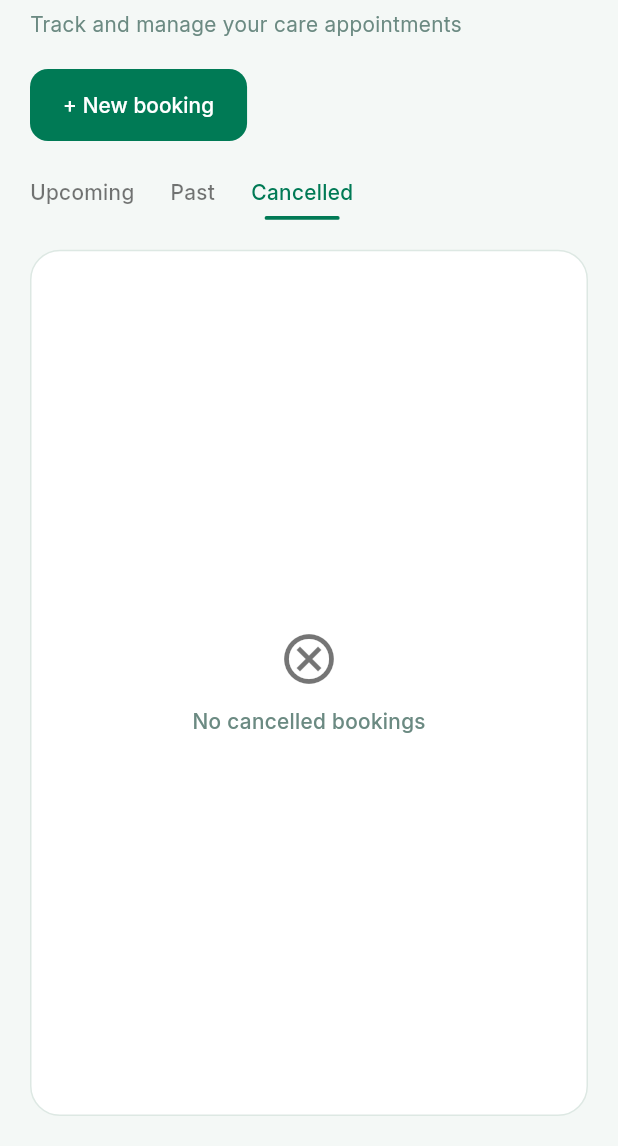
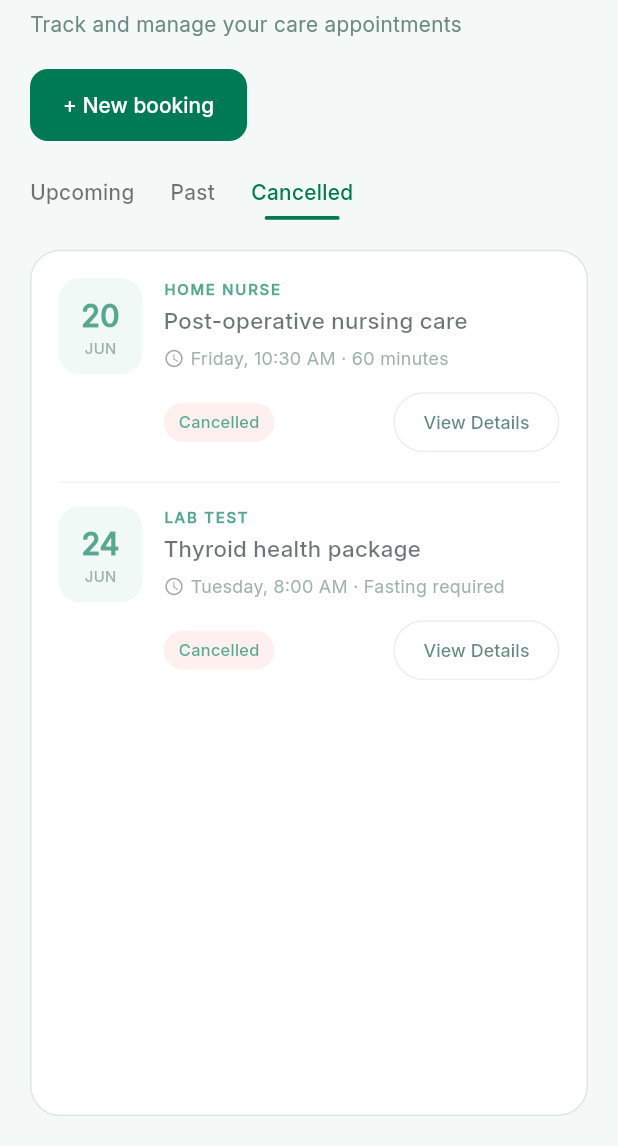
Before and after one commit to kuldeepsre/quickcare, a Flutter app: the BookingsScreen screen opened directly, after a tap on "Past", after a tap on "Cancelled", on a phone screen of 412 x 824 dp, the part 90-1236 px from its top. Run offline on Flutter 3.47's test engine with Material 3 defaults, Android fonts, the phone set to English and light mode, and no system bars; our stand-ins replace cloud_firestore, firebase_core, firebase_messaging, flutter_local_notifications, flutter_secure_storage, geocoding and 6 more; accounts and stored records are empty.

Commit message:
add canceled and past booking

```diff
--- a/lib/Care/Screens/auth/PhoneLoginScreen.dart
+++ b/lib/Care/Screens/auth/PhoneLoginScreen.dart
@@ -1,6 +1,8 @@
 import 'package:flutter/material.dart';
 import 'package:flutter/services.dart';
 import 'package:patientapp/Care/Screens/auth/otp_verification_screen.dart';
+import 'package:patientapp/Care/dialog/app_loader.dart';
+import 'package:patientapp/Care/provider/Phone_Auth_Provider.dart';
 import 'package:patientapp/utils/AppColors.dart';
 import 'package:patientapp/utils/constants.dart';
 
@@ -67,7 +69,9 @@ class PhoneLoginScreen extends StatelessWidget {
           ),
         ],
       ),*/
-      body: Padding(
+      body: Consumer<PhoneAuthProvider>(
+        builder: (context,provider,child) {
+          return Padding(
             padding: const EdgeInsets.all(24.0),
             child: Form(
               key: _formKey,
@@ -160,10 +164,20 @@ class PhoneLoginScreen extends StatelessWidget {
                   SizedBox(
                     width: double.infinity,
                     child: ElevatedButton(
-                  onPressed: () {
+                      onPressed:provider.isloading?null: ()  async {
                         if (_formKey.currentState!.validate()) {
+                          await provider.postPhone(phoneNo: phoneController.text.trim());
+                          if(!context.mounted) return;
+                          if(provider.loginResponse?.phoneNo!=null&& provider.error==null){
                             Constants.phoneNo=phoneController.text.trim();
                             AppRoute.to(context, const OtpVerificationScreen());
+                          }
+
+                          if(provider.error!=null){
+                            Constants.phoneNo=phoneController.text.trim();
+                            AppRoute.to(context, const OtpVerificationScreen());
+                          }
+
                         }
 
                       },
@@ -174,7 +188,7 @@ class PhoneLoginScreen extends StatelessWidget {
                         shape: RoundedRectangleBorder(borderRadius: BorderRadius.circular(12)),
                         elevation: 0,
                       ),
-                  child: Text(
+                      child:provider.isloading?AppLoader():Text(
                         langProvider.translate('continueBtn'),
                         style: const TextStyle(fontSize: 15, fontWeight: FontWeight.bold),
                       ),
@@ -184,6 +198,8 @@ class PhoneLoginScreen extends StatelessWidget {
                 ],
               ),
             ),
+          );
+        }
       ),
     );
   }
--- a/lib/Care/Screens/home_book_ambulance.dart
+++ b/lib/Care/Screens/home_book_ambulance.dart
@@ -9,7 +9,6 @@ class BookAmbulance extends StatefulWidget {
   @override
   State<BookAmbulance> createState() => _BookAmbulanceState();
 }
-
 class _BookAmbulanceState extends State<BookAmbulance> {
   @override
   Widget build(BuildContext context) {
--- a/lib/Care/Screens/hometab/BookingsScreen.dart
+++ b/lib/Care/Screens/hometab/BookingsScreen.dart
@@ -1,4 +1,3 @@
-import 'package:flutter/cupertino.dart';
 import 'package:flutter/material.dart';
 import 'package:patientapp/Care/model/Booking.dart';
 import 'package:patientapp/Care/provider/booking_provider.dart';
@@ -9,18 +8,12 @@ import 'package:patientapp/utils/AppColors.dart';
 import 'package:patientapp/utils/constants.dart';
 import 'package:provider/provider.dart';
 
-import '../../provider/LanguageProvider.dart';
-
-// --- MY BOOKINGS SCREEN ---
-import 'package:flutter/material.dart';
 
 class BookingsScreen extends StatefulWidget {
   const BookingsScreen({super.key});
-
   @override
   State<BookingsScreen> createState() => _BookingsScreenState();
 }
-
 class _BookingsScreenState extends State<BookingsScreen> {
   int selectedTab = 0;
   final tabs = ['Upcoming', 'Past', 'Cancelled'];
@@ -48,10 +41,10 @@ class _BookingsScreenState extends State<BookingsScreen> {
                 'Track and manage your care appointments',
                 style: TextStyle(fontSize: 14, color: AppColors.textGrey),
               ),
-
               const SizedBox(height: 20),
               ElevatedButton(
-                onPressed: () =>showDialog(
+                onPressed: () =>
+                    showDialog(
                       context: context,
                       builder: (context) {
                         Constants.booking_heading = "bookAmbulance";
@@ -61,21 +54,22 @@ class _BookingsScreenState extends State<BookingsScreen> {
                 style: ElevatedButton.styleFrom(
                   backgroundColor: AppColors.primary,
                   foregroundColor: Colors.white,
-                  padding: const EdgeInsets.symmetric(horizontal: 22, vertical: 14),
-                  shape: RoundedRectangleBorder(borderRadius: BorderRadius.circular(12)),
+                  padding: const EdgeInsets.symmetric(
+                      horizontal: 22, vertical: 14),
+                  shape: RoundedRectangleBorder(
+                      borderRadius: BorderRadius.circular(12)),
                   elevation: 0,
                 ),
-                child: const Text('+ New booking', style: TextStyle(fontWeight: FontWeight.w600)),
+                child: const Text('+ New booking',
+                    style: TextStyle(fontWeight: FontWeight.w600)),
               ),
               const SizedBox(height: 24),
-
-              // DYNAMIC TABS - YOUR REQUEST
+              // TABS
               Row(
                 children: List.generate(tabs.length, (index) {
                   return Padding(
                     padding: EdgeInsets.only(
-                      right: index < tabs.length - 1 ? 24 : 0,
-                    ),
+                        right: index < tabs.length - 1 ? 24 : 0),
                     child: CustomTab(
                       label: tabs[index],
                       active: selectedTab == index,
@@ -93,55 +87,188 @@ class _BookingsScreenState extends State<BookingsScreen> {
     );
   }
 
+  // ========== MAIN SWITCHER ==========
   Widget _buildTabContent() {
     return Consumer<BookingProvider>(
       builder: (context, provider, child) {
-        // Filter by tab
-        final List<Booking> list;
-        if (selectedTab == 0) {
-          list = provider.upcoming;
-        } else if (selectedTab == 1) {
-          list = provider.past;
-        } else {
-          list = provider.cancelled;
+        switch (selectedTab) {
+          case 0:
+            return _buildUpcomingList(provider.upcoming);
+          case 1:
+            return _buildPastList(provider.past);
+          case 2:
+            return _buildCancelledList(provider.cancelled);
+          default:
+            return const SizedBox();
+        }
+      },
+    );
   }
 
-        // Empty state
+  // ========== 1. UPCOMING LIST ==========
+  Widget _buildUpcomingList(List<Booking> list) {
     if (list.isEmpty) {
+      return _emptyState(
+        icon: Icons.event_available,
+        title: 'No upcoming bookings',
+        subtitle: 'Your future appointments will appear here',
+      );
+    }
+    return _whiteContainer(
+      child: ListView.separated(
+        padding: const EdgeInsets.all(18),
+        itemCount: list.length,
+        separatorBuilder: (_, __) => _divider(),
+        itemBuilder: (context, i) {
+          final b = list[i];
+          return BookingCard(
+            date: b.date,
+            month: b.month,
+            tag: b.tag,
+            title: b.title,
+            info: b.info,
+            status: b.status,
+          );
+        },
+      ),
+    );
+  }
+
+  // ========== 2. PAST LIST (COMPLETED) ==========
+  Widget _buildPastList(List<Booking> list) {
+    if (list.isEmpty) {
+      return _emptyState(
+        icon: Icons.history,
+        title: 'No past bookings',
+        subtitle: 'Your completed visits will appear here',
+      );
+    }
+    return _whiteContainer(
+      child: ListView.separated(
+        padding: const EdgeInsets.all(18),
+        itemCount: list.length,
+        separatorBuilder: (_, __) => _divider(),
+        itemBuilder: (context, i) {
+          final b = list[i];
+          return Column(
+            crossAxisAlignment: CrossAxisAlignment.start,
+            children: [
+              BookingCard(
+                date: b.date,
+                month: b.month,
+                tag: b.tag,
+                title: b.title,
+                info: b.info,
+                status: "Completed",
+              ),
+              const SizedBox(height: 12),
+              Row(
+                children: [
+                  _actionChip(
+                    label: "Invoice",
+                    icon: Icons.receipt_long_outlined,
+                    onTap: () {},
+                  ),
+                  const SizedBox(width: 8),
+                  _actionChip(
+                    label: "Re-book",
+                    isPrimary: true,
+                    onTap: () {
+                      Constants.booking_heading = b.tag;
+                      showDialog(
+                        context: context,
+                        builder: (_) => const NewBookingFlow(),
+                      );
+                    },
+                  ),
+                  const Spacer(),
+                  InkWell(
+                    onTap: () {},
+                    child: const Row(
+                      children: [
+                        Icon(Icons.star_border, size: 16,
+                            color: AppColors.primary),
+                        SizedBox(width: 4),
+                        Text("Rate", style: TextStyle(fontSize: 12,
+                            fontWeight: FontWeight.w700,
+                            color: AppColors.primary)),
+                      ],
+                    ),
+                  ),
+                ],
+              ),
+            ],
+          );
+        },
+      ),
+    );
+  }
+
+  // ========== 3. CANCELLED LIST ==========
+  Widget _buildCancelledList(List<Booking> list) {
+    if (list.isEmpty) {
+      return _emptyState(
+        icon: Icons.cancel_outlined,
+        title: 'No cancelled bookings',
+        subtitle: 'You have not cancelled any booking',
+      );
+    }
+    return _whiteContainer(
+      child: ListView.separated(
+        padding: const EdgeInsets.all(18),
+        itemCount: list.length,
+        separatorBuilder: (_, __) => _divider(),
+        itemBuilder: (context, i) {
+          final b = list[i];
+          return Opacity(
+            opacity: 0.65,
+            child: BookingCard(
+              date: b.date,
+              month: b.month,
+              tag: b.tag,
+              title: b.title,
+              info: b.info,
+              status: "Cancelled",
+            ),
+          );
+        },
+      ),
+    );
+  }
+
+  // ========== COMMON UI HELPERS ==========
+  Widget _whiteContainer({required Widget child}) {
     return Container(
       decoration: BoxDecoration(
         color: Colors.white,
         borderRadius: BorderRadius.circular(20),
         border: Border.all(color: AppColors.border),
       ),
+      child: child,
+    );
+  }
+
+  Widget _divider() =>
+      const Divider(height: 32, thickness: 1, color: Color(0xFFEEF4F1));
+
+  Widget _emptyState(
+      {required IconData icon, required String title, required String subtitle}) {
+    return _whiteContainer(
       child: Center(
         child: Padding(
           padding: const EdgeInsets.all(24),
           child: Column(
             mainAxisAlignment: MainAxisAlignment.center,
             children: [
-                    Icon(
-                      selectedTab == 0
-                          ? Icons.event_available
-                          : selectedTab == 1
-                          ? Icons.history
-                          : Icons.cancel_outlined,
-                      size: 40,
-                      color: AppColors.textLight,
-                    ),
+              Icon(icon, size: 44, color: AppColors.textLight),
               const SizedBox(height: 12),
-                    Text(
-                      selectedTab == 0
-                          ? 'No upcoming bookings'
-                          : selectedTab == 1
-                          ? 'No past bookings'
-                          : 'No cancelled bookings',
+              Text(title, style: const TextStyle(fontSize: 14,
+                  fontWeight: FontWeight.w600,
+                  color: AppColors.textGrey)),
+              const SizedBox(height: 4),
+              Text(subtitle, textAlign: TextAlign.center,
                   style: const TextStyle(
-                        fontSize: 14,
-                        color: AppColors.textGrey,
-                        fontWeight: FontWeight.w500,
-                      ),
-                    ),
+                      fontSize: 12, color: AppColors.textLight)),
             ],
           ),
         ),
@@ -149,41 +276,31 @@ class _BookingsScreenState extends State<BookingsScreen> {
     );
   }
 
-        // List with builder
-        return Container(
+  Widget _actionChip(
+      {required String label, IconData? icon, bool isPrimary = false, required VoidCallback onTap}) {
+    return InkWell(
+      onTap: onTap,
+      borderRadius: BorderRadius.circular(8),
+      child: Container(
+        padding: const EdgeInsets.symmetric(horizontal: 12, vertical: 7),
         decoration: BoxDecoration(
-            color: Colors.white,
-            borderRadius: BorderRadius.circular(20),
-            border: Border.all(color: AppColors.border),
+          color: isPrimary ? AppColors.primary : Colors.white,
+          borderRadius: BorderRadius.circular(8),
+          border: Border.all(
+              color: isPrimary ? AppColors.primary : AppColors.border),
         ),
-          child: ListView.builder(
-            padding: const EdgeInsets.all(18),
-            itemCount: list.length,
-            itemBuilder: (context, index) {
-              final booking = list[index];
-              return Column(
-                crossAxisAlignment: CrossAxisAlignment.start,
+        child: Row(
           children: [
-                  BookingCard(
-                    date: booking.date,
-                    month: booking.month,
-                    tag: booking.tag,
-                    title: booking.title,
-                    info: booking.info,
-                    status: booking.status,
+            if (icon != null) Icon(icon, size: 14,
+                color: isPrimary ? Colors.white : AppColors.textGrey),
+            if (icon != null) const SizedBox(width: 4),
+            Text(label, style: TextStyle(fontSize: 11,
+                fontWeight: FontWeight.w700,
+                color: isPrimary ? Colors.white : AppColors.textDark)),
+          ],
         ),
-                  if (index != list.length - 1)
-                    const Divider(
-                      height: 32,
-                      thickness: 1,
-                      color: Color(0xFFEEF4F1),
-                    ),
-                ],
-              );
-            },
       ),
     );
-      },
-    );
   }
+
 }
--- /dev/null
+++ b/lib/Care/model/login_response.dart
@@ -0,0 +1,16 @@
+class LoginResponse {
+
+  final int phoneNo;
+
+  LoginResponse({
+    required this.phoneNo,
+
+  });
+
+  factory LoginResponse.fromJson(Map<String, dynamic> json) {
+    return LoginResponse(
+      phoneNo: json['phoneNo'],
+
+    );
+  }
+}
--- /dev/null
+++ b/lib/Care/provider/Phone_Auth_Provider.dart
@@ -0,0 +1,36 @@
+import 'package:flutter/cupertino.dart';
+import 'package:patientapp/Care/model/login_response.dart';
+import 'package:patientapp/services/api_service.dart';
+
+class PhoneAuthProvider extends ChangeNotifier{
+  final ApiServices apiServices=ApiServices();
+  bool _isloading=false;
+  String ?_error;
+
+  bool get isloading => _isloading;
+  LoginResponse ? _loginResponse;
+
+  String? get error => _error;
+
+  LoginResponse ? get loginResponse => _loginResponse;
+
+ Future<void>  postPhone({required phoneNo}) async{
+
+   _isloading=true;
+   _error=null;
+   notifyListeners();
+   try{
+
+     _loginResponse=await apiServices.postNumber(phoneNo: phoneNo);
+
+
+   }
+   catch(e){
+     _error=e.toString();
+   }
+   finally{
+     _isloading=false;
+     notifyListeners();
+   }
+ }
+}
--- a/lib/Care/provider/ScheduleProvider.dart
+++ b/lib/Care/provider/ScheduleProvider.dart
@@ -36,7 +36,7 @@ class ScheduleProvider extends ChangeNotifier {
         } else if (index == 1) {
           label = 'TOMORROW';
         } else {
-          const weekdays = [
+/*          const weekdays = [
             'MON',
             'TUE',
             'WED',
@@ -46,8 +46,14 @@ class ScheduleProvider extends ChangeNotifier {
             'SUN',
           ];
 
-          label = weekdays[date.weekday - 1];
-        }
+          label = weekdays[date.weekday - 1];*/
+          const months = [
+            'JAN', 'FEB', 'MAR', 'APR',
+            'MAY', 'JUN', 'JUL', 'AUG',
+            'SEP', 'OCT', 'NOV', 'DEC',
+          ];
+
+          label = '${months[date.month - 1]} ${date.day}';        }
 
         final fullDate =
             '${date.year}-${date.month.toString().padLeft(2, '0')}-${date.day.toString().padLeft(2, '0')}';
--- a/lib/Care/provider/booking_provider.dart
+++ b/lib/Care/provider/booking_provider.dart
@@ -24,8 +24,8 @@ class BookingProvider extends ChangeNotifier {
 
   List<Booking> get bookings => _bookings;
   List<Booking> get upcoming => _bookings;
-  List<Booking> get past => [];
-  List<Booking> get cancelled => [];
+  List<Booking> get past => _bookings;
+  List<Booking> get cancelled => _bookings;
 
 
 }
--- a/lib/main.dart
+++ b/lib/main.dart
@@ -5,6 +5,7 @@ import 'package:flutter/material.dart';
 import 'package:patientapp/Care/Screens/notification_screen.dart';
 import 'package:patientapp/Care/Screens/splash_screen.dart';
 import 'package:patientapp/Care/provider/FamilyProvider.dart';
+import 'package:patientapp/Care/provider/Phone_Auth_Provider.dart';
 import 'package:patientapp/Care/provider/ScheduleProvider.dart';
 import 'package:patientapp/Care/provider/booking_provider.dart';
 import 'package:patientapp/Care/provider/health_records_provider.dart';
@@ -61,6 +62,7 @@ Future<void> main() async {
           create: (_) => NavigationProvider(),
         ),
         ChangeNotifierProvider(create: (_) => LanguageProvider()),
+        ChangeNotifierProvider(create: (_) => PhoneAuthProvider()),
         ChangeNotifierProvider.value(value: notificationProvider,),
         ChangeNotifierProvider(create: (_) => OtpProvider(),),
         ChangeNotifierProvider(create: (_) => HealthRecordsProvider(),),
--- a/lib/services/api_service.dart
+++ b/lib/services/api_service.dart
@@ -1,3 +1,30 @@
+import 'dart:convert';
+
+import 'package:http/http.dart' as http;
+import 'package:patientapp/Care/model/login_response.dart';
+
 class ApiServices {
+Future<LoginResponse>  postNumber({required phoneNo}) async{
+  final response=await http.post(Uri.parse(""),
+  headers: {
+    "Content-Type":"application/json",
+  },
+
+    body: jsonEncode(
+      {
+        "phoneNo":phoneNo
+      }
+    )
+  );
+  if(response.statusCode==200||response.statusCode==201){
+    Map<String,dynamic>  json=jsonDecode(response.body);
+    return LoginResponse.fromJson(json);
+  }
+
+  else{
+    throw Exception("Failed Login");
+  }
 
 }
+
+}
```
Lines whose indentation alone changed are shown as unchanged.
